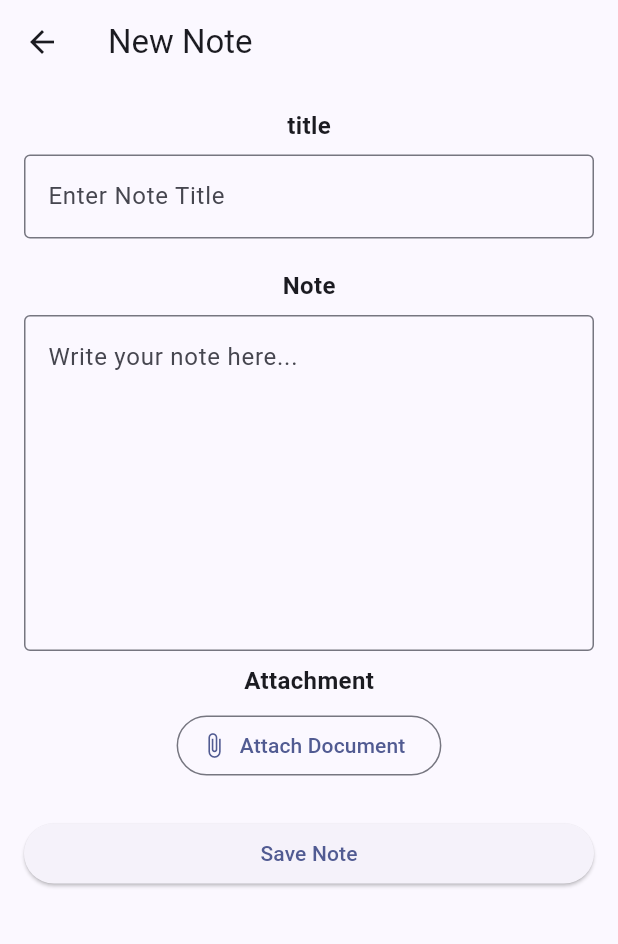
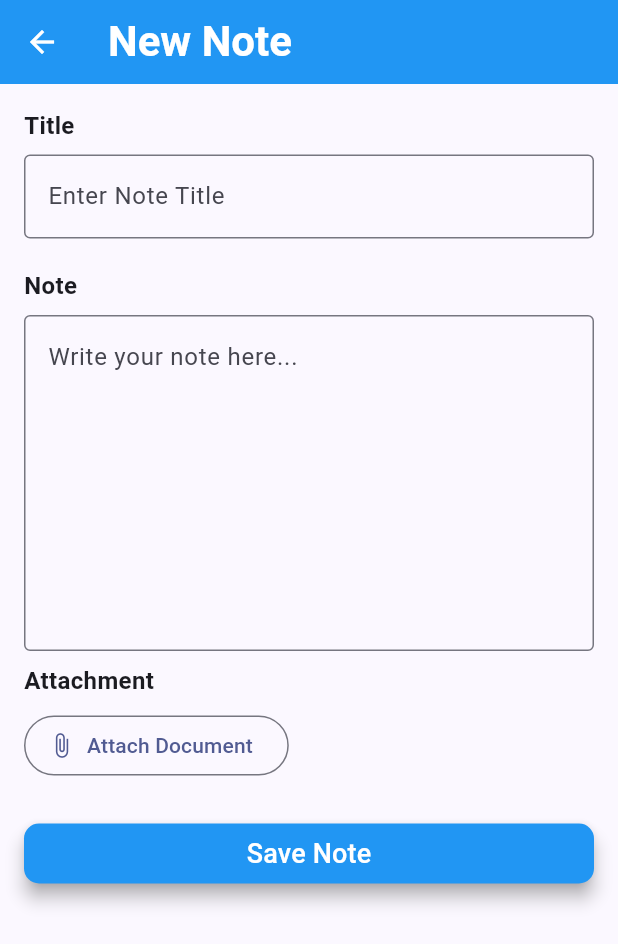
Before and after one commit to ZeeshanKhan-786/notesapplication, a Flutter app: the screen it shows after launch, after a tap on the "add" icon, on a phone screen of 412 x 824 dp. Shown: the top 944 px of the screen. Run offline on Flutter 3.47's test engine with Material 3 defaults, Android fonts, the phone set to English and light mode, and no system bars; our stand-ins replace file_picker, hive, hive_flutter; accounts and stored records are empty.

Commit message:
Updated note functionality

```diff
--- a/lib/main.dart
+++ b/lib/main.dart
@@ -20,7 +20,7 @@ class MyApp extends StatelessWidget {
   Widget build(BuildContext context) {
 
     return ChangeNotifierProvider(
-        create: (_) => NoteProvider(),
+        create: (_) => NoteProvider()..loadNotes(),
       child: MaterialApp(
         debugShowCheckedModeBanner: false,
         title: 'Notes App',
--- a/lib/providers/note_provider.dart
+++ b/lib/providers/note_provider.dart
@@ -92,10 +92,11 @@ class NoteProvider extends ChangeNotifier {
 
     final now = DateTime.now();
 
+
     final note = NoteModel(
         title: title,
         content: content,
-        date: DateFormat('dd mmm yyyy').format(now),
+        date: DateFormat('dd MMM yyyy').format(now),
         time: DateFormat('hh:mm a').format(now),
         attachmentPath: attachmentPath,
         attachmentName: attachmentName,
--- a/lib/screens/add_note_screen.dart
+++ b/lib/screens/add_note_screen.dart
@@ -9,19 +9,24 @@ class AddNoteScreen extends StatelessWidget {
   Widget build(BuildContext context) {
     return Scaffold(
       appBar: AppBar(
+        backgroundColor: Colors.blue,
+        foregroundColor: Colors.white,
         title: Text(
             context.watch<NoteProvider>().editingNote == null
             ?'New Note'
             : 'edit Note'
+                ,style: TextStyle(fontSize: 28,fontWeight: FontWeight.bold),
         ),
       ),
       body: SafeArea(
         child: SingleChildScrollView(
           padding: EdgeInsets.all(16),
           child: Column(
+            crossAxisAlignment: CrossAxisAlignment.start,
             children: [
               //title Section
-              Text('title',style: TextStyle(fontSize: 16, fontWeight: FontWeight.bold),),
+
+              Text('Title',style: TextStyle(fontSize: 16, fontWeight: FontWeight.bold),),
               SizedBox(height: 8),
               TextField(
                 controller: context.read<NoteProvider>().titleController,
@@ -49,17 +54,18 @@ class AddNoteScreen extends StatelessWidget {
               //Attachment Section
               Text('Attachment',style: TextStyle(fontSize: 16, fontWeight: FontWeight.bold),),
               SizedBox(height: 8,),
-              OutlinedButton.icon(
-                onPressed: (){
-                  context.read<NoteProvider>().pickAttachment();
-                },
-                icon: Icon(Icons.attach_file),
-                label: Text('Attach Document'),
-              ),
+
+
               Consumer<NoteProvider>(
                   builder: (context,provider,child) {
                     if(provider.attachmentName == null){
-                      return SizedBox.shrink();
+                      return OutlinedButton.icon(
+                        onPressed: (){
+                          context.read<NoteProvider>().pickAttachment();
+                        },
+                        icon: Icon(Icons.attach_file),
+                        label: Text('Attach Document'),
+                      );
                     }
                     return Container(
                       padding: EdgeInsets.all(12),
@@ -90,6 +96,16 @@ class AddNoteScreen extends StatelessWidget {
               SizedBox(
                 width: double.infinity,
                 child: ElevatedButton(
+                  style: ElevatedButton.styleFrom(
+                    backgroundColor: Colors.blue.shade500,
+                    foregroundColor: Colors.white,
+                    elevation: 5,
+                    shadowColor: Colors.grey,
+                    shape: RoundedRectangleBorder(
+                      borderRadius: BorderRadius.circular(10)
+                    )
+                  ),
+
                   onPressed: () async {
                     print('save button pressed');
                     final provider = context.read<NoteProvider>();
@@ -122,7 +138,7 @@ class AddNoteScreen extends StatelessWidget {
                       Navigator.pop(context);
                     }
 
-                  }, child: Text('Save Note'),
+                  }, child: Text('Save Note',style: TextStyle(fontSize: 18),),
                 ),
               )
 
--- a/lib/screens/home_screen.dart
+++ b/lib/screens/home_screen.dart
@@ -9,11 +9,13 @@ class HomeScreen extends StatelessWidget {
   @override
   Widget build(BuildContext context) {
     final provider = context.watch<NoteProvider>();
-    if (provider.notes.isEmpty) {}
+   // if (provider.notes.isEmpty) {}
     return Scaffold(
       appBar: AppBar(
-        title: Text('Notes'),
-        actions: [IconButton(onPressed: () {}, icon: Icon(Icons.more_vert))],
+        backgroundColor: Colors.blue,
+        foregroundColor: Colors.white,
+        title: Text('Notes', style: TextStyle(fontSize: 28, fontWeight: FontWeight.bold),),
+        actions: [IconButton(onPressed: () {}, icon: Icon(Icons.more_vert,size: 28,))],
         centerTitle: true,
       ),
       body: Padding(
@@ -28,7 +30,7 @@ class HomeScreen extends StatelessWidget {
                 fillColor: Colors.white,
                 border: OutlineInputBorder(
                   borderRadius: BorderRadius.circular(14),
-                  borderSide: BorderSide.none,
+
                 ),
               ),
             ),
@@ -39,7 +41,7 @@ class HomeScreen extends StatelessWidget {
                   ? Center(
                       child: Text(
                         'No notes yet',
-                        style: TextStyle(fontSize: 18, color: Colors.grey),
+                        style: TextStyle(fontSize: 28, color: Colors.grey),
                       ),
                     )
                   : ListView.builder(
@@ -69,27 +71,27 @@ class HomeScreen extends StatelessWidget {
                             );
 
                           },
-                          onDelete: (){
-                            showDialog(context: context, builder: (dialogcontent){
+                          onDelete: () {
+                            print('delete button pressed');
+                            showDialog(context: context, builder: (dialogContent){
                               return AlertDialog(
                                 title: Text('Delete Note'),
                                 content: Text('Are you sure you want to delete this note?'),
                                 actions: [
                                   TextButton(onPressed: (){
-                                    Navigator.pop(dialogcontent);
+                                    Navigator.pop(dialogContent);
                                   }, child: Text('Cancel')),
                                   TextButton(onPressed: (){
-                                    Navigator.pop(dialogcontent);
+                                    print('delete presses...');
                                     context.read<NoteProvider>().deleteNote(note);
+                                    Navigator.pop(dialogContent);
                                   }, child: Text('Delete')),
                                 ],
                               );
                             });
-                            context.read<NoteProvider>().deleteNote(note);
                           },
                           onEdit:(){
                             final provider = context.read<NoteProvider>();
-
                             provider.startEditing(note);
                             Navigator.push(context, MaterialPageRoute(builder: (context)=>AddNoteScreen()));
                           }
```
Also changed, not shown: lib/model/note_model.dart (+6 -6 lines), lib/widget/note_card.dart (+41 -35 lines).
